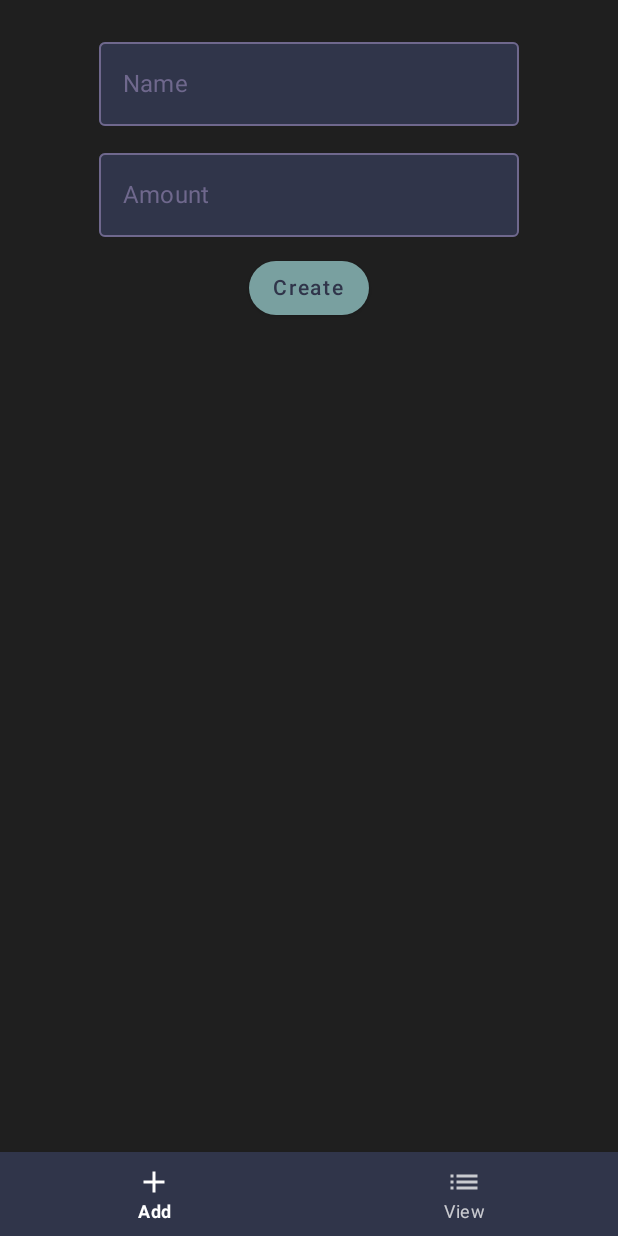
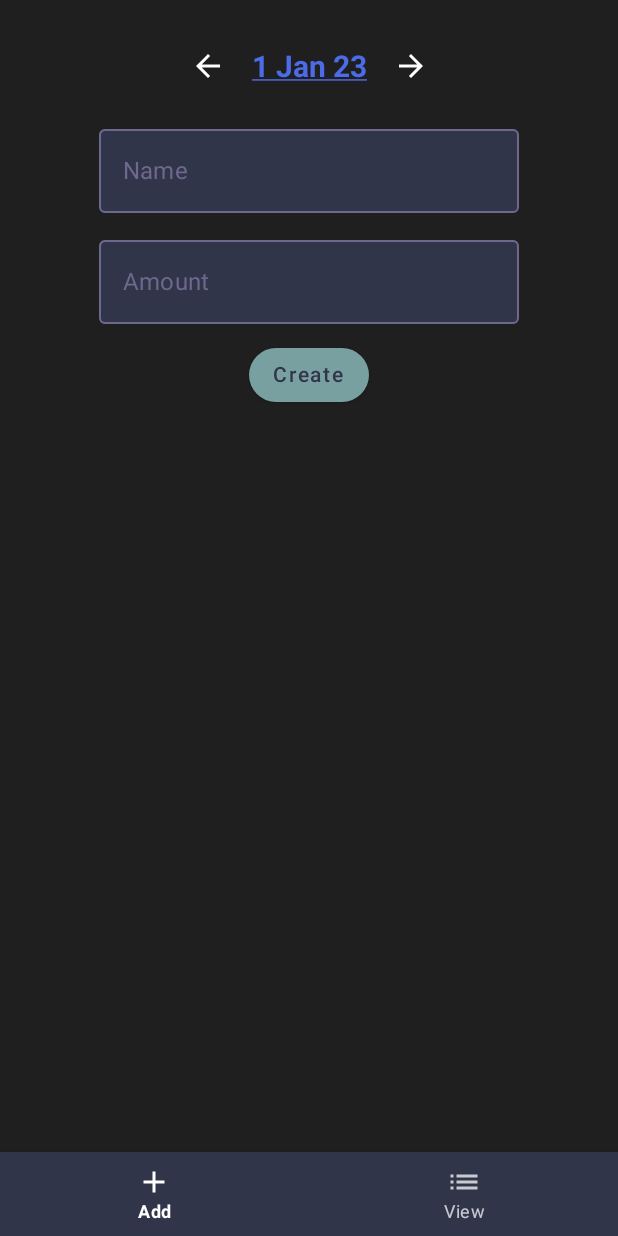
Before and after one commit to EwasWorld/ProjectNummi, an Android app built with Jetpack Compose: the screen it shows after launch (MainActivity), after a tap on "Create", on a phone screen of 412 x 824 dp. Run offline under Robolectric (Android 15) with nearby library versions, the phone set to English and light mode, and no system bars; 1 statement that could not run was skipped.

Commit message:
Added a date field to Transaction

```diff
--- /dev/null
+++ b/app/src/main/java/com/eywa/projectnummi/common/providers/DateProvider.kt
@@ -0,0 +1,8 @@
+package com.eywa.projectnummi.common.providers
+
+import java.util.*
+
+object DateProvider {
+    fun getDate(addDays: Int = 0): Calendar = Calendar.getInstance(Locale.getDefault())
+            .apply { add(Calendar.DAY_OF_MONTH, addDays) }
+}
--- a/app/src/main/java/com/eywa/projectnummi/features/addTransactions/AddTransactionsIntent.kt
+++ b/app/src/main/java/com/eywa/projectnummi/features/addTransactions/AddTransactionsIntent.kt
@@ -1,7 +1,11 @@
 package com.eywa.projectnummi.features.addTransactions
+
+import java.util.*
 
 sealed class AddTransactionsIntent {
     object CreateTransaction : AddTransactionsIntent()
+    data class DateChanged(val date: Calendar) : AddTransactionsIntent()
+    data class DateIncremented(val daysAdded: Int) : AddTransactionsIntent()
     data class AmountChanged(val amount: String) : AddTransactionsIntent()
     data class NameChanged(val name: String) : AddTransactionsIntent()
 }
--- a/app/src/main/java/com/eywa/projectnummi/features/addTransactions/AddTransactionsState.kt
+++ b/app/src/main/java/com/eywa/projectnummi/features/addTransactions/AddTransactionsState.kt
@@ -1,6 +1,10 @@
 package com.eywa.projectnummi.features.addTransactions
 
+import com.eywa.projectnummi.ui.utils.DateUtils
+import java.util.*
+
 data class AddTransactionsState(
+        val date: Calendar = DateUtils.currentDate(),
         val amount: String = "",
         val name: String = "",
 )
--- a/app/src/main/java/com/eywa/projectnummi/features/addTransactions/AddTransactionsViewModel.kt
+++ b/app/src/main/java/com/eywa/projectnummi/features/addTransactions/AddTransactionsViewModel.kt
@@ -9,6 +9,7 @@ import kotlinx.coroutines.flow.MutableStateFlow
 import kotlinx.coroutines.flow.asStateFlow
 import kotlinx.coroutines.flow.update
 import kotlinx.coroutines.launch
+import java.util.*
 import kotlin.math.roundToInt
 
 class AddTransactionsViewModel : ViewModel() {
@@ -17,6 +18,15 @@ class AddTransactionsViewModel : ViewModel() {
 
     fun handle(action: AddTransactionsIntent) {
         when (action) {
+            is DateIncremented -> {
+                _state.update {
+                    val dateCopy = it.date.clone() as Calendar
+                    it.copy(date = (dateCopy.apply { add(Calendar.DATE, action.daysAdded) }))
+                }
+            }
+            is DateChanged -> {
+                _state.update { it.copy(date = action.date) }
+            }
             is AmountChanged -> {
                 _state.update { it.copy(amount = action.amount) }
             }
@@ -27,7 +37,12 @@ class AddTransactionsViewModel : ViewModel() {
                 val oldState = state.value
                 _state.update { it.copy(amount = "", name = "") }
                 TempInMemoryDb.addTransaction(
-                        Transaction(0, oldState.name, (oldState.amount.toDouble() * 100).roundToInt())
+                        Transaction(
+                                id = 0,
+                                date = oldState.date,
+                                name = oldState.name,
+                                amount = (oldState.amount.toDouble() * 100).roundToInt(),
+                        )
                 )
             }
         }
--- a/app/src/main/java/com/eywa/projectnummi/features/viewTransactions/ViewTransactionsScreen.kt
+++ b/app/src/main/java/com/eywa/projectnummi/features/viewTransactions/ViewTransactionsScreen.kt
@@ -19,6 +19,7 @@ import com.eywa.projectnummi.model.providers.TransactionProvider
 import com.eywa.projectnummi.ui.components.NummiScreenPreviewWrapper
 import com.eywa.projectnummi.ui.theme.NummiTheme
 import com.eywa.projectnummi.ui.theme.colors.BaseColor
+import com.eywa.projectnummi.ui.utils.DateTimeFormat
 
 @Composable
 fun ViewTransactionsScreen(
@@ -34,6 +35,8 @@ fun ViewTransactionsScreen(
 fun ViewTransactionsScreen(
         state: ViewTransactionsState,
 ) {
+    val displayItems = state.transactions.sortedByDescending { it.date }
+
     LazyColumn(
             horizontalAlignment = Alignment.Start,
             verticalArrangement = Arrangement.spacedBy(10.dp),
@@ -41,17 +44,26 @@ fun ViewTransactionsScreen(
                     .fillMaxSize()
                     .padding(NummiTheme.dimens.screenPadding)
     ) {
-        items(state.transactions) { item ->
+        items(displayItems) { item ->
             Surface(
                     color = Color.Transparent,
                     border = BorderStroke(1.dp, BaseColor.GREY),
-                    shape = RoundedCornerShape(100),
+                    shape = RoundedCornerShape(30),
                     modifier = Modifier.fillMaxWidth()
             ) {
+                Column(
+                        horizontalAlignment = Alignment.CenterHorizontally,
+                        verticalArrangement = Arrangement.spacedBy(5.dp),
+                        modifier = Modifier.padding(vertical = 15.dp, horizontal = 15.dp)
+                ) {
+                    Text(
+                            text = DateTimeFormat.SHORT_DATE.format(item.date),
+                            color = NummiTheme.colors.appBackground.content,
+                    )
                     Row(
                             verticalAlignment = Alignment.CenterVertically,
                             horizontalArrangement = Arrangement.SpaceBetween,
-                        modifier = Modifier.padding(vertical = 10.dp, horizontal = 15.dp)
+                            modifier = Modifier.fillMaxWidth()
                     ) {
                         Text(
                                 text = item.name,
@@ -61,6 +73,7 @@ fun ViewTransactionsScreen(
                                 text = "£%.2f".format(item.amount / 100.0),
                                 color = NummiTheme.colors.appBackground.content,
                         )
+                    }
                 }
             }
         }
--- a/app/src/main/java/com/eywa/projectnummi/model/Transaction.kt
+++ b/app/src/main/java/com/eywa/projectnummi/model/Transaction.kt
@@ -1,7 +1,10 @@
 package com.eywa.projectnummi.model
+
+import java.util.*
 
 data class Transaction(
         val id: Int,
+        val date: Calendar,
         val name: String,
         val amount: Int,
 )
--- a/app/src/main/java/com/eywa/projectnummi/model/providers/TransactionProvider.kt
+++ b/app/src/main/java/com/eywa/projectnummi/model/providers/TransactionProvider.kt
@@ -1,12 +1,13 @@
 package com.eywa.projectnummi.model.providers
 
+import com.eywa.projectnummi.common.providers.DateProvider
 import com.eywa.projectnummi.model.Transaction
 
 object TransactionProvider {
     val basic = listOf(
-            1_50 to "Sainsburys",
-            30 to "Gym",
-            1000_00 to "Salary",
-            13_59 to "Amazon",
-    ).mapIndexed { index, (amount, name) -> Transaction(index, name, amount) }
+            Transaction(0, DateProvider.getDate(0), "Sainsburys", 1_50),
+            Transaction(1, DateProvider.getDate(-1), "Gym", 30),
+            Transaction(2, DateProvider.getDate(-2), "Salary", 1000_00),
+            Transaction(3, DateProvider.getDate(-3), "Amazon", 13_59),
+    )
 }
--- a/app/src/main/java/com/eywa/projectnummi/ui/theme/NummiTheme.kt
+++ b/app/src/main/java/com/eywa/projectnummi/ui/theme/NummiTheme.kt
@@ -8,6 +8,7 @@ import com.eywa.projectnummi.ui.theme.colors.colorPaletts.ColorPalette
 
 val LocalDimens = staticCompositionLocalOf { NummiDimens() }
 val LocalShapes = staticCompositionLocalOf { NummiShapes() }
+val LocalTypography = staticCompositionLocalOf { Typography }
 
 val LocalColorPalette = staticCompositionLocalOf { ColorPalette() }
 var currentColorTheme by mutableStateOf(NummiColorTheme.MAIN)
@@ -24,9 +25,10 @@ fun NummiTheme(
             LocalColorPalette provides colorTheme.colors,
             LocalDimens provides dimens,
             LocalShapes provides shapes,
+            LocalTypography provides Typography,
     ) {
         MaterialTheme(
-                typography = Typography,
+                typography = LocalTypography.current,
                 content = content
         )
     }
@@ -42,4 +44,7 @@ object NummiTheme {
     val shapes: NummiShapes
         @Composable
         get() = LocalShapes.current
+    val typography: androidx.compose.material.Typography
+        @Composable
+        get() = LocalTypography.current
 }
--- a/app/src/main/java/com/eywa/projectnummi/ui/theme/Type.kt
+++ b/app/src/main/java/com/eywa/projectnummi/ui/theme/Type.kt
@@ -1,13 +1,31 @@
 package com.eywa.projectnummi.ui.theme
 
 import androidx.compose.material.Typography
+import androidx.compose.runtime.Composable
 import androidx.compose.ui.text.TextStyle
 import androidx.compose.ui.text.font.FontFamily
 import androidx.compose.ui.text.font.FontWeight
+import androidx.compose.ui.text.style.TextDecoration
 import androidx.compose.ui.unit.sp
+
+@Composable
+fun TextStyle.asClickableStyle() = copy(
+        color = NummiTheme.colors.link,
+        textDecoration = TextDecoration.Underline,
+)
 
 // Set of Material typography styles to start with
 val Typography = Typography(
+        h5 = TextStyle(
+                fontFamily = FontFamily.Default,
+                fontWeight = FontWeight.Bold,
+                fontSize = 24.sp
+        ),
+        h6 = TextStyle(
+                fontFamily = FontFamily.Default,
+                fontWeight = FontWeight.Bold,
+                fontSize = 20.sp
+        ),
         body1 = TextStyle(
                 fontFamily = FontFamily.Default,
                 fontWeight = FontWeight.Normal,
--- a/app/src/main/java/com/eywa/projectnummi/ui/theme/colors/BaseColor.kt
+++ b/app/src/main/java/com/eywa/projectnummi/ui/theme/colors/BaseColor.kt
@@ -12,7 +12,8 @@ object BaseColor {
     val BASE_BLUE = Color(0xFF79A0A0)
     val BASE_GREEN = Color(0xFFB3BC9F)
 
-    val BASE_ERROR = Color(0xFFAE6B6B)
+    val ERROR_RED = Color(0xFFAE6B6B)
+    val LINK_BLUE = Color(0xFF4C6BE6)
 
     const val PLACEHOLDER_ALPHA = 0.3f
 
--- /dev/null
+++ b/app/src/main/java/com/eywa/projectnummi/ui/utils/DateTimeFormat.kt
@@ -0,0 +1,26 @@
+package com.eywa.projectnummi.ui.utils
+
+import java.text.SimpleDateFormat
+import java.util.*
+
+enum class DateTimeFormat(val pattern: String) {
+    // 1 Jan 2021
+    LONG_DATE_FULL_YEAR("d MMM yyyy"),
+
+    // 1 Jan 21
+    LONG_DATE("d MMM yy"),
+    LONG_DAY_MONTH("d MMM"),
+
+    // 01/01/21
+    SHORT_DATE("dd/MM/yy"),
+
+    TIME_24_HOUR("HH:mm"),
+    TIME_12_HOUR("hh:mm a"),
+
+    LONG_DATE_TIME("${LONG_DATE.pattern} ${TIME_24_HOUR.pattern}"),
+    SHORT_DATE_TIME("${SHORT_DATE.pattern} ${TIME_24_HOUR.pattern}"),
+    ;
+
+    fun format(date: Calendar, locale: Locale = Locale.getDefault()) =
+            SimpleDateFormat(pattern, locale).format(date.time)
+}
```
Also changed, not shown: app/src/main/java/com/eywa/projectnummi/features/addTransactions/AddTransactionsScreen.kt (+43 -10 lines), app/src/main/java/com/eywa/projectnummi/ui/components/DatePicker.kt (added, +27 -0 lines), app/src/main/java/com/eywa/projectnummi/ui/theme/colors/colorPaletts/ColorPalette.kt (+7 -5 lines), app/src/main/java/com/eywa/projectnummi/ui/utils/DateUtils.kt (added, +13 -0 lines). Lines whose indentation alone changed are shown as unchanged.
